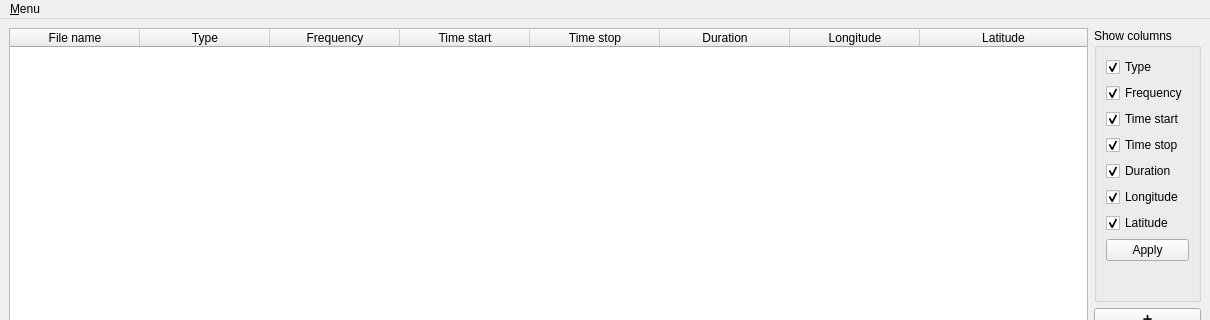
Old version of the form seisviewer/gui/forms/MainWindowForm.ui in the repository ArtCode-Kazan/SeisViewer; both pictures show x 0 to 1210 and y 0 to 320 of the 1210 by 474 pixel window.
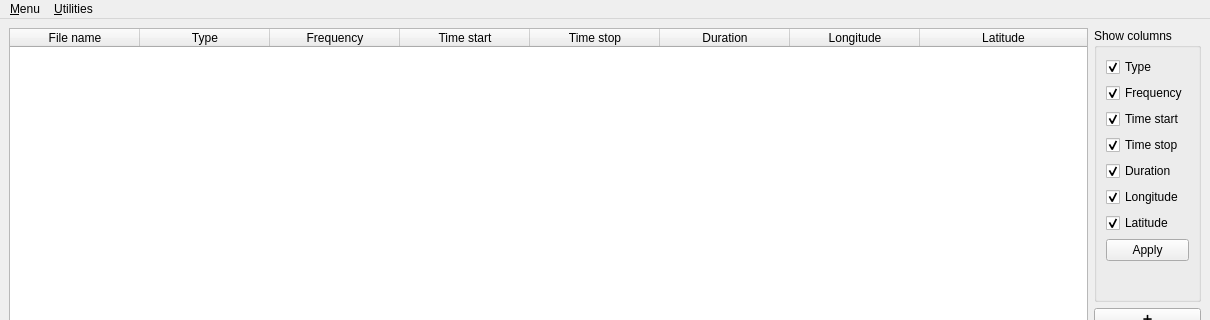
New version of the form.

Commit message: Create header redactor window

Diff of the .ui file:
```diff
--- a/seisviewer/gui/forms/MainWindowForm.ui
+++ b/seisviewer/gui/forms/MainWindowForm.ui
@@ -266,9 +266,15 @@
     </property>
     <addaction name="aSpectrograms"/>
     <addaction name="aRevise"/>
+   </widget>
+   <widget class="QMenu" name="menuUtilities">
+    <property name="title">
+     <string>&amp;Utilities</string>
+    </property>
     <addaction name="aFilesJoining"/>
    </widget>
    <addaction name="menuProcessing"/>
+   <addaction name="menuUtilities"/>
   </widget>
   <widget class="QStatusBar" name="statusbar"/>
   <action name="aSpectrograms">
```
Left out of the diff: 8 changed lines with no effect on the pictures. The commit also changes 3 other files.
